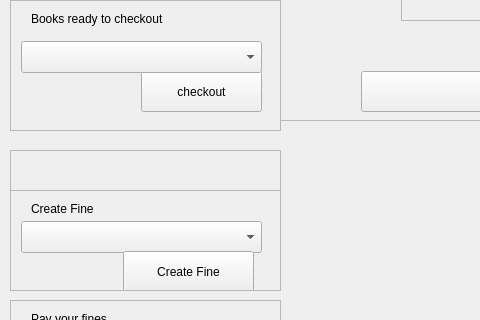
Before: the Qt Designer form displaybooks.ui in cameron001/cs100_finalproject, drawn with Qt 5; both pictures show x 0 to 480 and y 370 to 690 of the 1294 by 795 pixel window.
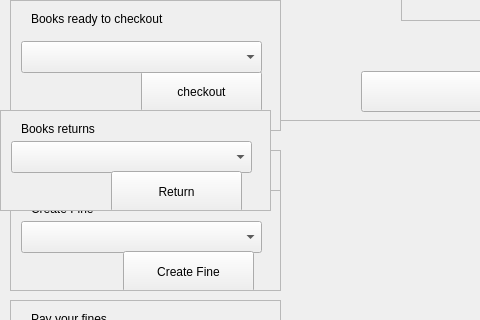
After: the same form once the commit is applied.

Commit message: books returns added

What changed in the file:
```diff
--- a/displaybooks.ui
+++ b/displaybooks.ui
@@ -536,6 +536,65 @@
     </widget>
    </widget>
   </widget>
+  <widget class="QScrollArea" name="admin_book_returns">
+   <property name="geometry">
+    <rect>
+     <x>0</x>
+     <y>480</y>
+     <width>271</width>
+     <height>101</height>
+    </rect>
+   </property>
+   <property name="widgetResizable">
+    <bool>true</bool>
+   </property>
+   <widget class="QWidget" name="admin_returns">
+    <property name="geometry">
+     <rect>
+      <x>0</x>
+      <y>0</y>
+      <width>269</width>
+      <height>99</height>
+     </rect>
+    </property>
+    <widget class="QLabel" name="overdue_lbl_3">
+     <property name="geometry">
+      <rect>
+       <x>20</x>
+       <y>10</y>
+       <width>111</width>
+       <height>16</height>
+      </rect>
+     </property>
+     <property name="text">
+      <string>Books returns</string>
+     </property>
+    </widget>
+    <widget class="QComboBox" name="return_admin_comboBox">
+     <property name="geometry">
+      <rect>
+       <x>10</x>
+       <y>30</y>
+       <width>241</width>
+       <height>32</height>
+      </rect>
+     </property>
+    </widget>
+    <widget class="QPushButton" name="return_btn_3">
+     <property name="geometry">
+      <rect>
+       <x>110</x>
+       <y>60</y>
+       <width>131</width>
+       <height>41</height>
+      </rect>
+     </property>
+     <property name="text">
+      <string>Return</string>
+     </property>
+    </widget>
+   </widget>
+  </widget>
  </widget>
  <resources/>
  <connections/>
```
The commit also changes 2 other files.
